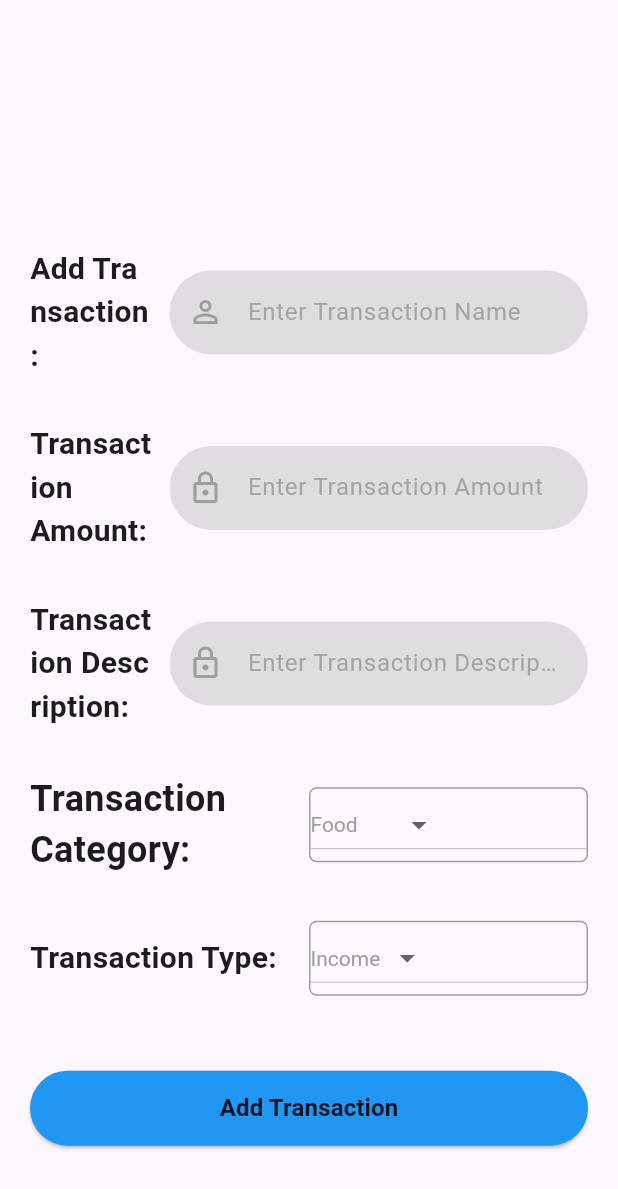
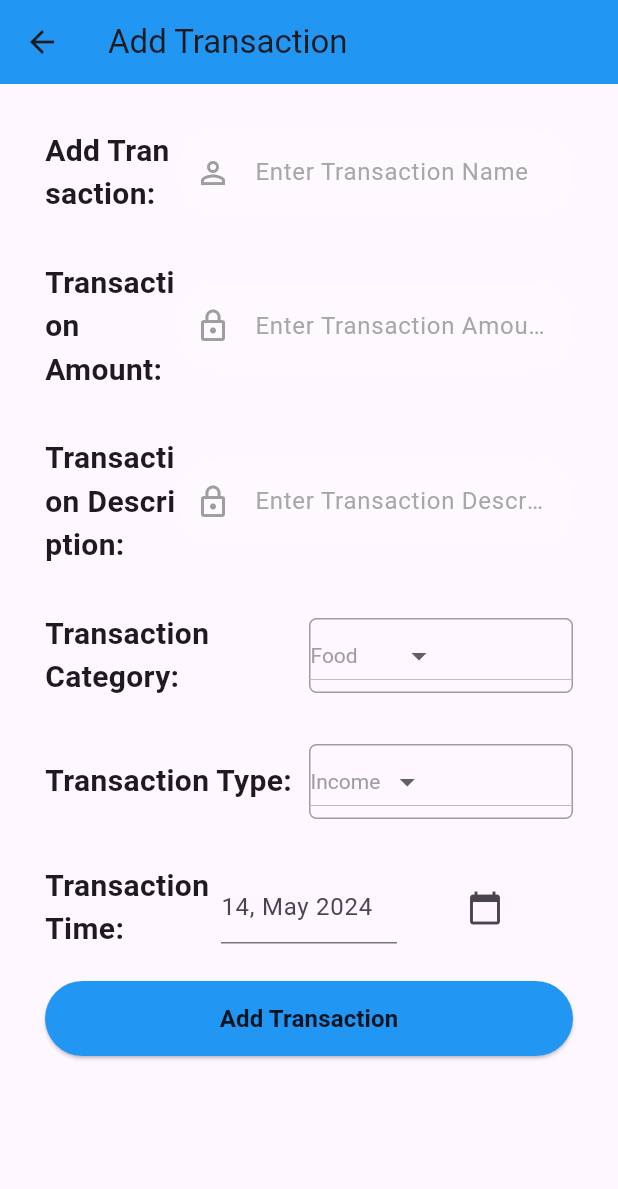
Before and after one commit to devuslee/financemanagement, a Flutter app: the AddTransactionScreen screen opened directly, on a phone screen of 412 x 824 dp. Shown: the top 1189 px of the screen. Run offline on Flutter 3.47's test engine with Material 3 defaults, Android fonts, the phone set to English and light mode, and no system bars; our stand-ins replace cloud_firestore, firebase_auth, firebase_core; missing offline and left inert: dart:html; accounts and stored records are empty; network calls fail.

Commit message:
Date changer, can choose date in add transaction

```diff
--- a/lib/reusable_widget/reusable_widget.dart
+++ b/lib/reusable_widget/reusable_widget.dart
@@ -24,7 +24,7 @@ TextField reusableTextField(String text, IconData icon, bool isPasswordType,
       labelStyle: TextStyle(color: Colors.grey.withOpacity(0.9)),
       filled: true,
       floatingLabelBehavior: FloatingLabelBehavior.never,
-      fillColor: Colors.grey.withOpacity(0.3),
+      fillColor: Colors.white.withOpacity(0.3),
       border: OutlineInputBorder(
         borderRadius: BorderRadius.circular(30.0),
         borderSide: const BorderSide(width: 0, style: BorderStyle.none)),
--- a/lib/screens/add_transaction_screen.dart
+++ b/lib/screens/add_transaction_screen.dart
@@ -12,10 +12,18 @@ import 'package:flutter/material.dart';
 import 'package:cloud_firestore/cloud_firestore.dart';
 import 'package:firebase_core/firebase_core.dart';
 import 'package:financemanagement/reusable_widget/reusable_widget.dart';
+import 'package:financemanagement/main.dart';
 
+bool isButtonEnabled = true;
+int milidate = DateTime.now().millisecondsSinceEpoch;
 
 const List<String> transactionTypeList = ["Income", "Expense"];
-const List<String> transactionCategoryList = ["Food", "Transport", "Shopping", "Others"];
+const List<String> transactionCategoryList = [
+  "Food",
+  "Transport",
+  "Shopping",
+  "Others"
+];
 
 class AddTransactionScreen extends StatefulWidget {
   const AddTransactionScreen({super.key});
@@ -30,29 +38,49 @@ class _AddTransactionScreenState extends State<AddTransactionScreen> {
   TextEditingController transactionType = TextEditingController();
   TextEditingController transactionCategory = TextEditingController();
   TextEditingController transactionDescription = TextEditingController();
+  TextEditingController duedateController = TextEditingController();
 
   int timestamp = DateTime.now().millisecondsSinceEpoch;
   String transactionTypeValue = transactionTypeList.first;
   String transactionCategoryValue = transactionCategoryList.first;
 
+  DateTime _currentDate = DateTime.now();
+
+  // Function to format the date manually
+  String formatDate(DateTime date) {
+    const monthNames = [
+      'January', 'February', 'March', 'April', 'May', 'June',
+      'July', 'August', 'September', 'October', 'November', 'December'
+    ];
+
+    String day = date.day.toString();
+    String month = monthNames[date.month - 1];
+    String year = date.year.toString();
+
+    return '$day, $month $year';
+  }
+
   @override
   Widget build(BuildContext context) {
+    String formattedDate = formatDate(_currentDate);
+
     return Scaffold(
+      appBar: AppBar(
+        title: Text("Add Transaction"),
+        backgroundColor: Colors.blue,
+      ),
       body: Container(
-        width: MediaQuery.of(context).size.width,
-        height: MediaQuery.of(context).size.height,
-        child: SingleChildScrollView(
-          child: Padding(
-            padding: EdgeInsets.fromLTRB(
-                20, MediaQuery.of(context).size.height * 0.2, 20, 0),
+        child: Stack(
+          children: <Widget>[
+            Padding(
+              padding: const EdgeInsets.all(30.0),
               child: Column(
+                crossAxisAlignment: CrossAxisAlignment.start,
                 children: <Widget>[
                   Row(
                     children: [
                       Expanded(
                         flex: 1,
-                      child: Padding(
-                        padding: const EdgeInsets.only(right: 10),
                         child: Text(
                           "Add Transaction: ",
                           style: TextStyle(
@@ -60,20 +88,23 @@ class _AddTransactionScreenState extends State<AddTransactionScreen> {
                             fontWeight: FontWeight.bold,
                           ),
                         ),
-                      )
                       ),
                       Expanded(
                         flex: 3,
-                        child: reusableTextField("Enter Transaction Name", Icons.person_outline, false, transactionName),
-                    )],
+                        child: reusableTextField(
+                          "Enter Transaction Name",
+                          Icons.person_outline,
+                          false,
+                          transactionName,
+                        ),
+                      ),
+                    ],
                   ),
                   SizedBox(height: 30),
                   Row(
                     children: [
                       Expanded(
                         flex: 1,
-                    child: Padding(
-                      padding: const EdgeInsets.only(right: 10),
                         child: Text(
                           "Transaction Amount: ",
                           style: TextStyle(
@@ -81,20 +112,23 @@ class _AddTransactionScreenState extends State<AddTransactionScreen> {
                             fontWeight: FontWeight.bold,
                           ),
                         ),
-                    )
                       ),
                       Expanded(
                         flex: 3,
-                  child: reusableTextField("Enter Transaction Amount", Icons.lock_outline, false, transactionAmount),
-                )],
+                        child: reusableTextField(
+                          "Enter Transaction Amount",
+                          Icons.lock_outline,
+                          false,
+                          transactionAmount,
+                        ),
+                      ),
+                    ],
                   ),
                   SizedBox(height: 30),
                   Row(
                     children: [
                       Expanded(
                         flex: 1,
-                        child: Padding(
-                          padding: const EdgeInsets.only(right: 10),
                         child: Text(
                           "Transaction Description: ",
                           style: TextStyle(
@@ -102,12 +136,17 @@ class _AddTransactionScreenState extends State<AddTransactionScreen> {
                             fontWeight: FontWeight.bold,
                           ),
                         ),
-                        )
                       ),
                       Expanded(
                         flex: 3,
-                      child: reusableTextField("Enter Transaction Description", Icons.lock_outline, false, transactionDescription),
-                    )],
+                        child: reusableTextField(
+                          "Enter Transaction Description",
+                          Icons.lock_outline,
+                          false,
+                          transactionDescription,
+                        ),
+                      ),
+                    ],
                   ),
                   SizedBox(height: 30),
                   Row(
@@ -115,28 +154,24 @@ class _AddTransactionScreenState extends State<AddTransactionScreen> {
                     children: [
                       Expanded(
                         flex: 1,
-                        child: Padding(
-                          padding: const EdgeInsets.only(right: 10),
                         child: Text(
                           "Transaction Category: ",
                           style: TextStyle(
-                              fontSize: 24,
+                            fontSize: 20,
                             fontWeight: FontWeight.bold,
                           ),
                         ),
-                        )
                       ),
                       Expanded(
                         flex: 1,
-                      child:
-                      Container(
+                        child: Container(
                           width: 200, // Set width to screen width
                           decoration: BoxDecoration(
                             border: Border.all(color: Colors.grey),
                             borderRadius: BorderRadius.circular(5.0),
                           ),
-                        child: DropdownButton<String>
-                          (value: transactionCategoryValue,
+                          child: DropdownButton<String>(
+                            value: transactionCategoryValue,
                             elevation: 16,
                             style: const TextStyle(color: Colors.grey),
                             onChanged: (String? newValue) {
@@ -144,15 +179,15 @@ class _AddTransactionScreenState extends State<AddTransactionScreen> {
                                 transactionCategoryValue = newValue!;
                               });
                             },
-                          items: transactionCategoryList.map<DropdownMenuItem<String>>((String value) {
+                            items: transactionCategoryList
+                                .map<DropdownMenuItem<String>>((String value) {
                               return DropdownMenuItem<String>(
-                                value: value,
-                                child: Text(value)
-                            );
+                                  value: value, child: Text(value));
                             }).toList(),
                           ),
                         ),
-                    )],
+                      ),
+                    ],
                   ),
                   SizedBox(height: 30),
                   Row(
@@ -160,8 +195,6 @@ class _AddTransactionScreenState extends State<AddTransactionScreen> {
                     children: [
                       Expanded(
                         flex: 1,
-                        child: Padding(
-                          padding: const EdgeInsets.only(right: 10),
                         child: Text(
                           "Transaction Type: ",
                           style: TextStyle(
@@ -169,19 +202,17 @@ class _AddTransactionScreenState extends State<AddTransactionScreen> {
                             fontWeight: FontWeight.bold,
                           ),
                         ),
-                        )
                       ),
                       Expanded(
                         flex: 1,
-                      child:
-                    Container(
+                        child: Container(
                           width: 200, // Set width to screen width
                           decoration: BoxDecoration(
                             border: Border.all(color: Colors.grey),
                             borderRadius: BorderRadius.circular(5.0),
                           ),
-                        child: DropdownButton<String>
-                          (value: transactionTypeValue,
+                          child: DropdownButton<String>(
+                            value: transactionTypeValue,
                             elevation: 16,
                             style: const TextStyle(color: Colors.grey),
                             onChanged: (String? newValue) {
@@ -189,37 +220,85 @@ class _AddTransactionScreenState extends State<AddTransactionScreen> {
                                 transactionTypeValue = newValue!;
                               });
                             },
-                          items: transactionTypeList.map<DropdownMenuItem<String>>((String value) {
+                            items: transactionTypeList
+                                .map<DropdownMenuItem<String>>((String value) {
                               return DropdownMenuItem<String>(
-                              value: value,
-                              child: Text(value)
-                            );
+                                  value: value, child: Text(value));
                             }).toList(),
                           ),
                         ),
-                    )],
+                      ),
+                    ],
                   ),
                   SizedBox(height: 30),
-                signInButton(context, "Add Transaction", Colors.blue, (){
-                  CollectionReference collRef = FirebaseFirestore.instance.collection("Transaction");
+                  Row(
+                    mainAxisAlignment: MainAxisAlignment.start,
+                    children: [
+                      Expanded(
+                        flex: 1,
+                        child: Text(
+                          "Transaction Time: ",
+                          style: TextStyle(
+                            fontSize: 20,
+                            fontWeight: FontWeight.bold,
+                          ),
+                        ),
+                      ),
+                      Expanded(
+                        flex: 1,
+                        child: TextField(
+                          readOnly: true  ,
+                        decoration: InputDecoration(
+                          hintText: formattedDate,
+                        ),
+                        controller: duedateController,
+                        ),
+                      ),
+                      Expanded(
+                        flex: 1,
+                        child: IconButton(onPressed: () async{
+                          DateTime? date=await
+                          showDatePicker(context: context,
+                              initialDate: DateTime.now(),
+                              firstDate: DateTime.now(),
+                              lastDate: DateTime(2025)
+                          );
+                          milidate = date!.millisecondsSinceEpoch;
+                          duedateController.text= formatDate(date!);
+                        },icon: const Icon(Icons.calendar_today)),
+                      ),
+                    ],
+                  ),
+                  signInButton(context, "Add Transaction", Colors.blue, () {
+
+                    CollectionReference collRef =
+                        FirebaseFirestore.instance.collection("Transaction");
                     collRef.add({
                       "transactionName": transactionName.text,
                       "transactionAmount": transactionAmount.text,
                       "transactionType": transactionTypeValue,
                       "transactionCategory": transactionCategoryValue,
                       "transactionDescription": transactionDescription.text,
-                    "transactionTime": timestamp
+                      "transactionTime": milidate,
+                      "transactionUserID": globalUID
                     }).then((value) {
-                    Navigator.push(context,
-                      MaterialPageRoute(builder: (context) => HomeScreen()));
+                      Navigator.push(
+                          context,
+                          MaterialPageRoute(
+                              builder: (context) => HomeScreen()));
                     }).onError((error, stackTrace) {
                       print("Error: $error");
+                    }).whenComplete(() {
+                      setState(() {
+                        // Re-enable the button after transaction is complete or failed
+                        isButtonEnabled = true;
                       });
-
+                    });
                   }),
                 ],
               ),
             ),
+          ],
         ),
       ),
     );
--- a/pubspec.yaml
+++ b/pubspec.yaml
@@ -35,6 +35,7 @@ dependencies:
   cloud_firestore: ^4.17.2
   firebase_auth: ^4.19.4
   sliver_tools: ^0.2.12
+  intl: ^0.19.0
 
 dev_dependencies:
   flutter_test:
```
Also changed, not shown: lib/main.dart (+20 -0 lines), lib/screens/home_screen.dart (+82 -11 lines), assets/images/back.png (added), pubspec.lock. Lines whose indentation alone changed are shown as unchanged.
